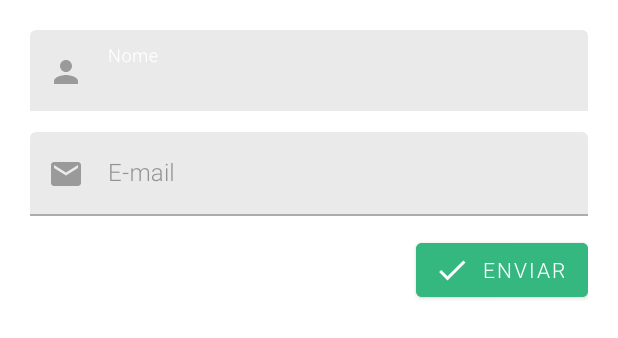
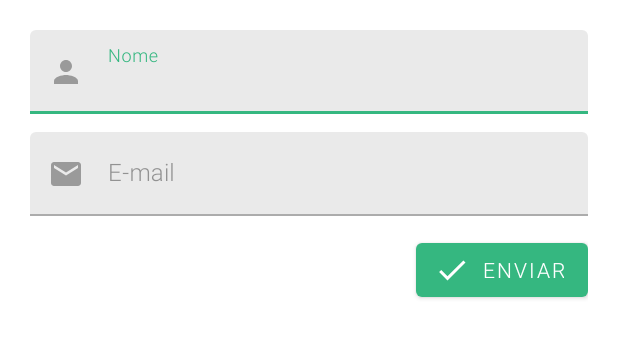
Before and after one commit to fernandozanutto/ApiConnection, an Android app: the layout bottom_sheet_content.xml on its own in the app's theme, with its tools: preview values and no code run, on a phone screen of 412 x 824 dp. Shown: the top 338 px of the screen. Run offline under Robolectric (Android 15) with nearby library versions, the phone set to English and light mode, and no system bars; network calls fail.

Commit message:
Formatação e layout

```diff
--- a/app/src/main/res/layout/activity_event_details.xml
+++ b/app/src/main/res/layout/activity_event_details.xml
@@ -64,7 +64,6 @@
                 android:layout_height="wrap_content"
                 android:layout_marginTop="12dp"
                 android:layout_marginEnd="20dp"
-                android:backgroundTint="@color/green"
                 android:text="@string/check_in"
                 android:textColor="@color/white"
                 app:icon="@drawable/ic_baseline_emoji_people_24"
--- a/app/src/main/res/layout/bottom_sheet_content.xml
+++ b/app/src/main/res/layout/bottom_sheet_content.xml
@@ -23,7 +23,9 @@
             <com.google.android.material.textfield.TextInputEditText
                 android:id="@+id/name_input"
                 android:layout_width="match_parent"
-                android:layout_height="wrap_content" />
+                android:layout_height="wrap_content"
+                android:inputType="textPersonName"
+                android:lines="1" />
         </com.google.android.material.textfield.TextInputLayout>
 
         <com.google.android.material.textfield.TextInputLayout
@@ -40,7 +42,9 @@
             <com.google.android.material.textfield.TextInputEditText
                 android:id="@+id/email_input"
                 android:layout_width="match_parent"
-                android:layout_height="wrap_content" />
+                android:layout_height="wrap_content"
+                android:inputType="textEmailAddress"
+                android:lines="1" />
         </com.google.android.material.textfield.TextInputLayout>
 
         <com.google.android.material.button.MaterialButton
@@ -49,7 +53,6 @@
             android:layout_width="wrap_content"
             android:layout_height="wrap_content"
             android:layout_marginTop="12dp"
-            android:backgroundTint="@color/green"
             android:text="@string/send"
             android:textColor="@color/white"
             app:icon="@drawable/ic_baseline_check_24"
--- a/app/src/main/res/values/themes.xml
+++ b/app/src/main/res/values/themes.xml
@@ -2,7 +2,7 @@
     <!-- Base application theme. -->
     <style name="Theme.ApiConnection" parent="Theme.MaterialComponents.DayNight">
         <!-- Primary brand color. -->
-        <item name="colorPrimary">@color/white</item> <!-- buttons background -->
+        <item name="colorPrimary">@color/green</item> <!-- buttons background -->
         <item name="colorPrimaryVariant">@color/blue</item>
         <item name="colorPrimaryDark">@color/light_gray</item> <!-- App top bar (notifications) -->
         <item name="colorOnPrimary">@color/dark_gray</item>
@@ -11,15 +11,9 @@
         <item name="colorControlNormal">@color/dark_gray</item>
 
         <item name="android:windowLightStatusBar" tools:targetApi="23">true</item>
-        <item name="windowActionBar">true</item>
-        <item name="actionBarStyle">@style/ActionBar</item>
 
         <item name="fontFamily">sans-serif-light</item>
         <item name="android:textColor">@color/dark_gray</item>
-    </style>
-
-    <style name="ActionBar" parent="Widget.AppCompat.ActionBar">
-        <item name="background">@color/light_gray</item>
     </style>
 
     <style name="Theme.ApiConnection.NoActionBar">
```
Also changed, not shown: app/src/main/java/com/fzanutto/apiconnection/view/details/BottomSheet.kt (+13 -3 lines).
